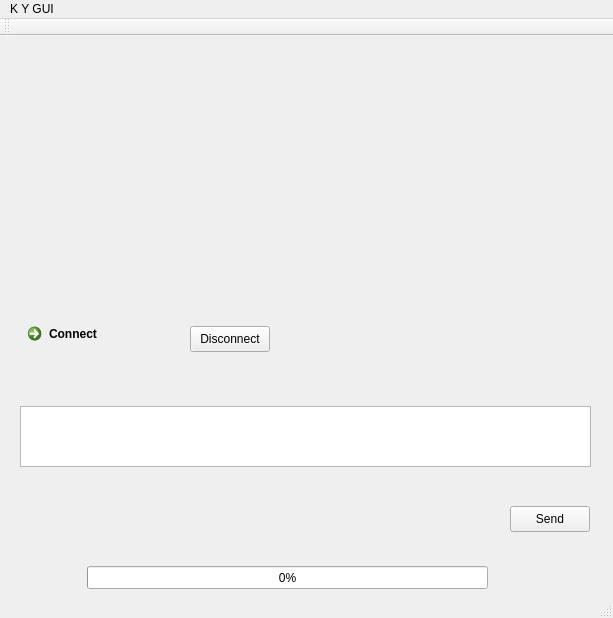
StronglogicSolutions/ky_gui, file mainwindow.ui: the form before one commit.
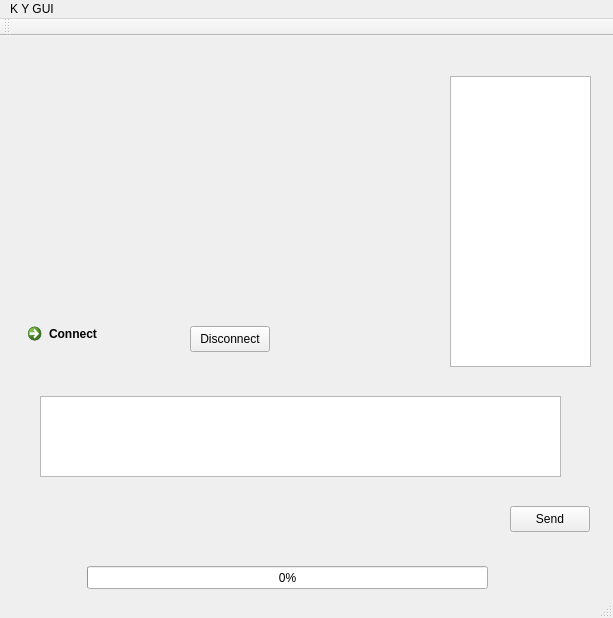
The form after the commit. Icons and pictures are not drawn.

Patch:
```diff
--- a/mainwindow.ui
+++ b/mainwindow.ui
@@ -33,16 +33,6 @@
      <bool>true</bool>
     </property>
    </widget>
-   <widget class="QTextEdit" name="inputText">
-    <property name="geometry">
-     <rect>
-      <x>20</x>
-      <y>370</y>
-      <width>571</width>
-      <height>61</height>
-     </rect>
-    </property>
-   </widget>
    <widget class="QCommandLinkButton" name="connect">
     <property name="geometry">
      <rect>
@@ -98,8 +88,8 @@
    <widget class="QLabel" name="messages">
     <property name="geometry">
      <rect>
-      <x>120</x>
-      <y>100</y>
+      <x>40</x>
+      <y>90</y>
       <width>371</width>
       <height>171</height>
      </rect>
@@ -108,6 +98,26 @@
      <string/>
     </property>
    </widget>
+   <widget class="QPlainTextEdit" name="inputText">
+    <property name="geometry">
+     <rect>
+      <x>40</x>
+      <y>360</y>
+      <width>521</width>
+      <height>81</height>
+     </rect>
+    </property>
+   </widget>
+   <widget class="QListWidget" name="appList">
+    <property name="geometry">
+     <rect>
+      <x>450</x>
+      <y>40</y>
+      <width>141</width>
+      <height>291</height>
+     </rect>
+    </property>
+   </widget>
   </widget>
   <widget class="QMenuBar" name="menuBar">
    <property name="geometry">
```
